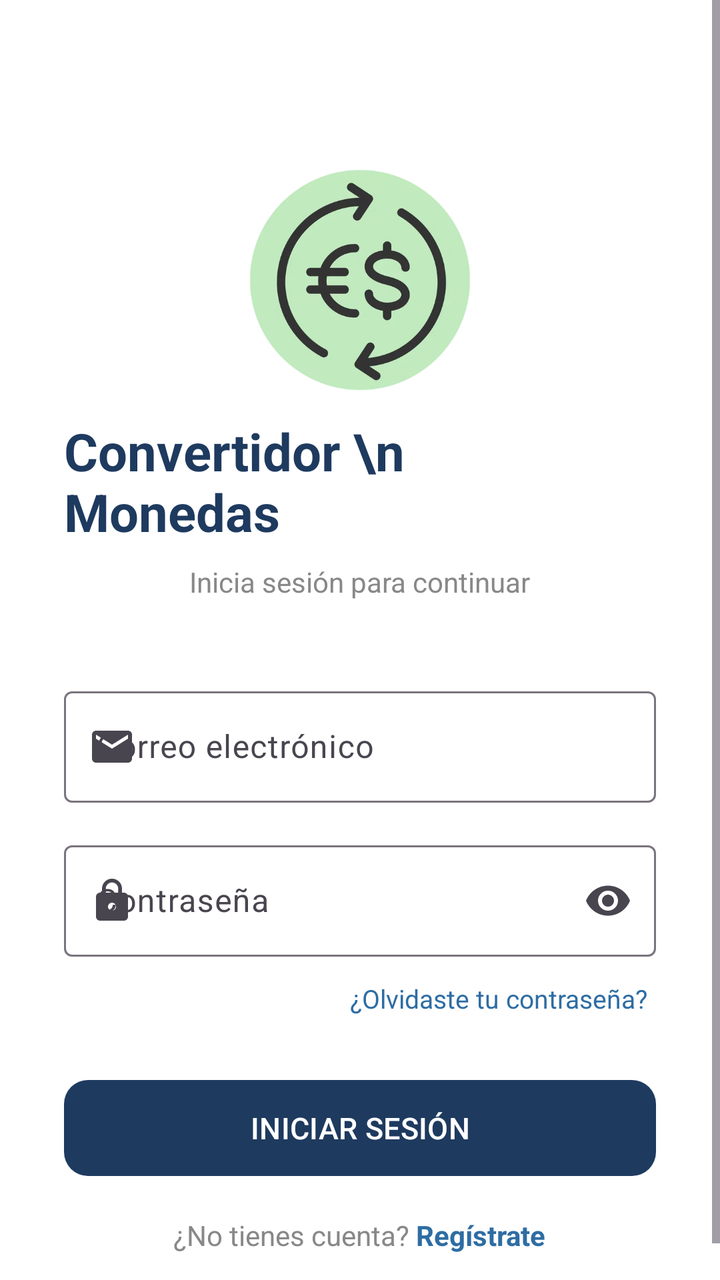
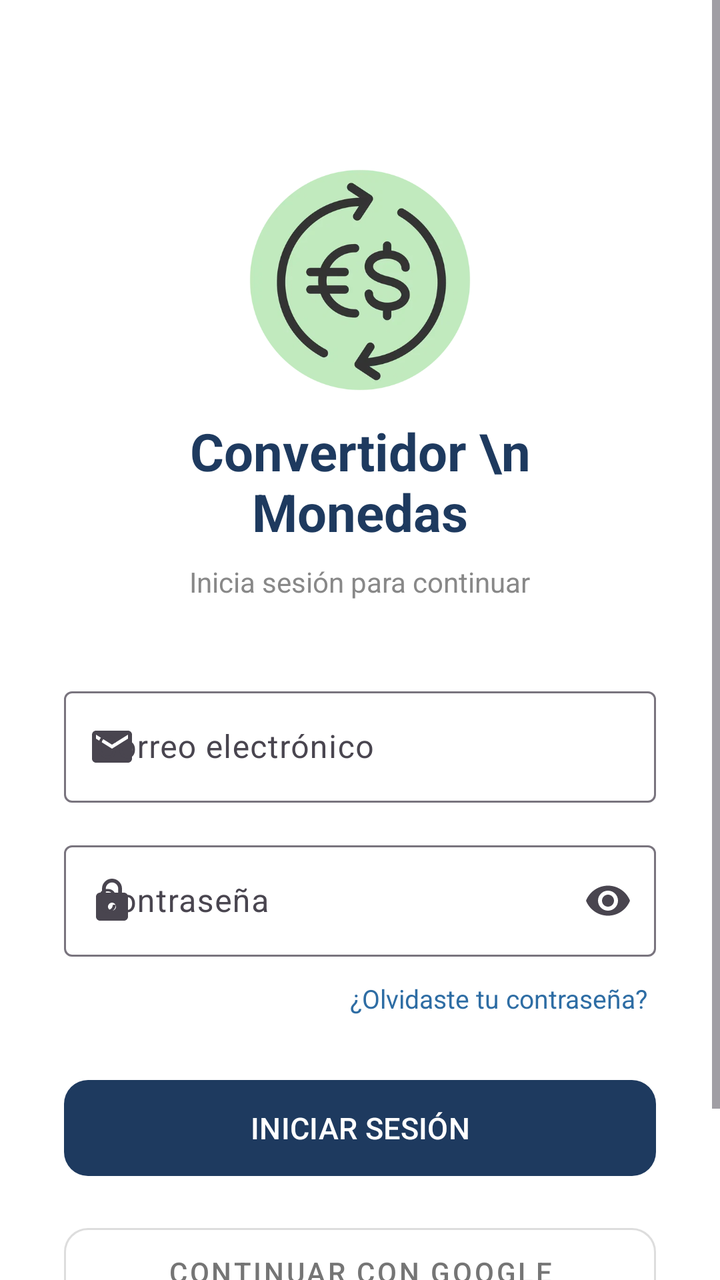

Compare the two renders of this Android layout. The source of the first and the diff that turns it into the second are given below.
<!-- AndroidManifest.xml: application theme Theme.ConvertidorMoneda -->
<!-- res/layout/activity_login.xml -->
<?xml version="1.0" encoding="utf-8"?>
<ScrollView xmlns:android="http://schemas.android.com/apk/res/android"
    xmlns:app="http://schemas.android.com/apk/res-auto"
    android:layout_width="match_parent"
    android:layout_height="match_parent"
    android:fillViewport="true"
    android:background="@color/white">

    <LinearLayout
        android:layout_width="match_parent"
        android:layout_height="wrap_content"
        android:orientation="vertical"
        android:padding="32dp"
        android:gravity="center_horizontal">

        
        <ImageView
            android:layout_width="120dp"
            android:layout_height="120dp"
            android:src="@drawable/logo_app"
            android:contentDescription="Logo"
            android:layout_marginTop="48dp"
            android:layout_marginBottom="8dp"/>
        
        <TextView
            android:layout_width="wrap_content"
            android:layout_height="wrap_content"
            android:text="Convertidor \n   Monedas"
            android:textSize="26sp"
            android:textStyle="bold"
            android:textColor="#1E3A5F"
            android:layout_marginBottom="8dp"/>

        
        <TextView
            android:layout_width="wrap_content"
            android:layout_height="wrap_content"
            android:text="Inicia sesión para continuar"
            android:textSize="14sp"
            android:textColor="#888888"
            android:layout_marginBottom="40dp"/>

        
        <com.google.android.material.textfield.TextInputLayout
            android:id="@+id/tilEmail"
            style="@style/Widget.Material3.TextInputLayout.OutlinedBox"
            android:layout_width="match_parent"
            android:layout_height="wrap_content"
            android:hint="Correo electrónico"
            app:startIconDrawable="@drawable/ic_email"
            android:layout_marginBottom="16dp">

            <com.google.android.material.textfield.TextInputEditText
                android:id="@+id/etEmail"
                android:layout_width="match_parent"
                android:layout_height="wrap_content"
                android:inputType="textEmailAddress"
                android:imeOptions="actionNext"/>

        </com.google.android.material.textfield.TextInputLayout>

        
        <com.google.android.material.textfield.TextInputLayout
            android:id="@+id/tilPassword"
            style="@style/Widget.Material3.TextInputLayout.OutlinedBox"
            android:layout_width="match_parent"
            android:layout_height="wrap_content"
            android:hint="Contraseña"
            app:startIconDrawable="@drawable/ic_lock"
            app:endIconMode="password_toggle"
            android:layout_marginBottom="8dp">

            <com.google.android.material.textfield.TextInputEditText
                android:id="@+id/etPassword"
                android:layout_width="match_parent"
                android:layout_height="wrap_content"
                android:inputType="textPassword"
                android:imeOptions="actionDone"/>

        </com.google.android.material.textfield.TextInputLayout>

        
        <TextView
            android:id="@+id/tvForgotPassword"
            android:layout_width="wrap_content"
            android:layout_height="wrap_content"
            android:text="¿Olvidaste tu contraseña?"
            android:textColor="#2E6DA4"
            android:textSize="13sp"
            android:layout_gravity="end"
            android:padding="4dp"
            android:layout_marginBottom="24dp"/>

        
        <com.google.android.material.button.MaterialButton
            android:id="@+id/btnLogin"
            android:layout_width="match_parent"
            android:layout_height="56dp"
            android:text="INICIAR SESIÓN"
            android:textSize="15sp"
            android:layout_marginBottom="16dp"
            app:cornerRadius="12dp"/>



        
        <LinearLayout
            android:layout_width="wrap_content"
            android:layout_height="wrap_content"
            android:orientation="horizontal">

            <TextView
                android:layout_width="wrap_content"
                android:layout_height="wrap_content"
                android:text="¿No tienes cuenta? "
                android:textColor="#888888"
                android:textSize="14sp"/>

            <TextView
                android:id="@+id/tvRegister"
                android:layout_width="wrap_content"
                android:layout_height="wrap_content"
                android:text="Regístrate"
                android:textColor="#2E6DA4"
                android:textStyle="bold"
                android:textSize="14sp"/>
        </LinearLayout>

    </LinearLayout>
</ScrollView>
<!-- resources referenced by this layout -->
<resources>
  <color name="white">#FFFFFFFF</color>
  <!-- drawable ic_email (drawable) -->
  <vector xmlns:android="http://schemas.android.com/apk/res/android" android:height="24dp" android:tint="#000000" android:viewportHeight="24" android:viewportWidth="24" android:width="24dp">
        
      <path android:fillColor="@android:color/white" android:pathData="M20,4L4,4c-1.1,0 -1.99,0.9 -1.99,2L2,18c0,1.1 0.9,2 2,2h16c1.1,0 2,-0.9 2,-2L22,6c0,-1.1 -0.9,-2 -2,-2zM20,8l-8,5 -8,-5L4,6l8,5 8,-5v2z"/>
      
  </vector>
  <!-- drawable ic_lock (drawable) -->
  <vector xmlns:android="http://schemas.android.com/apk/res/android" android:height="24dp" android:tint="#000000" android:viewportHeight="24" android:viewportWidth="24" android:width="24dp">
        
      <path android:fillColor="@android:color/white" android:pathData="M18,8h-1L17,6c0,-2.76 -2.24,-5 -5,-5S7,3.24 7,6v2L6,8c-1.1,0 -2,0.9 -2,2v10c0,1.1 0.9,2 2,2h12c1.1,0 2,-0.9 2,-2L20,10c0,-1.1 -0.9,-2 -2,-2zM12,17c-1.1,0 -2,-0.9 -2,-2s0.9,-2 2,-2 2,0.9 2,2 -0.9,2 -2,2zM15.1,8L8.9,8L8.9,6c0,-1.71 1.39,-3.1 3.1,-3.1 1.71,0 3.1,1.39 3.1,3.1v2z"/>
      
  </vector>
  <!-- drawable logo_app: png bitmap (drawable, 17572 bytes) -->
  <style name="Theme.ConvertidorMoneda" parent="Theme.Material3.DayNight.NoActionBar">
  
          
          <item name="colorPrimary">#1E3A5F</item>
          <item name="colorOnPrimary">#FFFFFF</item>
  
          
          <item name="android:statusBarColor">?attr/colorPrimary</item>
  
      </style>
</resources>

<!-- the commit's change to res/layout/activity_login.xml (unified diff, before → after) -->
@@ -21,6 +21,7 @@
             android:contentDescription="Logo"
             android:layout_marginTop="48dp"
             android:layout_marginBottom="8dp"/>
+
         
         <TextView
             android:layout_width="wrap_content"
@@ -29,7 +30,8 @@
             android:textSize="26sp"
             android:textStyle="bold"
             android:textColor="#1E3A5F"
-            android:layout_marginBottom="8dp"/>
+            android:layout_marginBottom="8dp"
+            android:gravity="center"/>
 
         
         <TextView
@@ -49,14 +51,12 @@
             android:hint="Correo electrónico"
             app:startIconDrawable="@drawable/ic_email"
             android:layout_marginBottom="16dp">
-
             <com.google.android.material.textfield.TextInputEditText
                 android:id="@+id/etEmail"
                 android:layout_width="match_parent"
                 android:layout_height="wrap_content"
                 android:inputType="textEmailAddress"
                 android:imeOptions="actionNext"/>
-
         </com.google.android.material.textfield.TextInputLayout>
 
         
@@ -69,14 +69,12 @@
             app:startIconDrawable="@drawable/ic_lock"
             app:endIconMode="password_toggle"
             android:layout_marginBottom="8dp">
-
             <com.google.android.material.textfield.TextInputEditText
                 android:id="@+id/etPassword"
                 android:layout_width="match_parent"
                 android:layout_height="wrap_content"
                 android:inputType="textPassword"
                 android:imeOptions="actionDone"/>
-
         </com.google.android.material.textfield.TextInputLayout>
 
         
@@ -101,21 +99,29 @@
             android:layout_marginBottom="16dp"
             app:cornerRadius="12dp"/>
 
-
+        
+        <com.google.android.material.button.MaterialButton
+            android:id="@+id/btnGoogle"
+            style="@style/Widget.MaterialComponents.Button.OutlinedButton"
+            android:layout_width="match_parent"
+            android:layout_height="56dp"
+            android:text="Continuar con Google"
+            android:textColor="#757575"
+            app:strokeColor="#DDDDDD"
+            app:cornerRadius="12dp"
+            android:layout_marginBottom="24dp"/>
 
         
         <LinearLayout
             android:layout_width="wrap_content"
             android:layout_height="wrap_content"
             android:orientation="horizontal">
-
             <TextView
                 android:layout_width="wrap_content"
                 android:layout_height="wrap_content"
                 android:text="¿No tienes cuenta? "
                 android:textColor="#888888"
                 android:textSize="14sp"/>
-
             <TextView
                 android:id="@+id/tvRegister"
                 android:layout_width="wrap_content"
